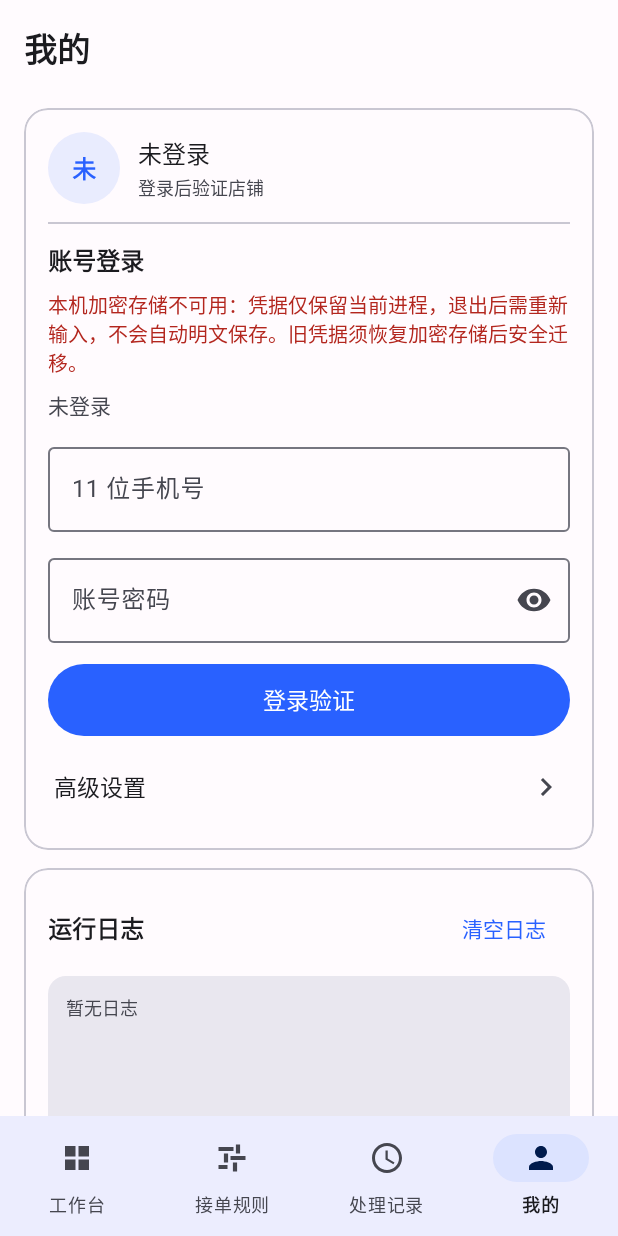
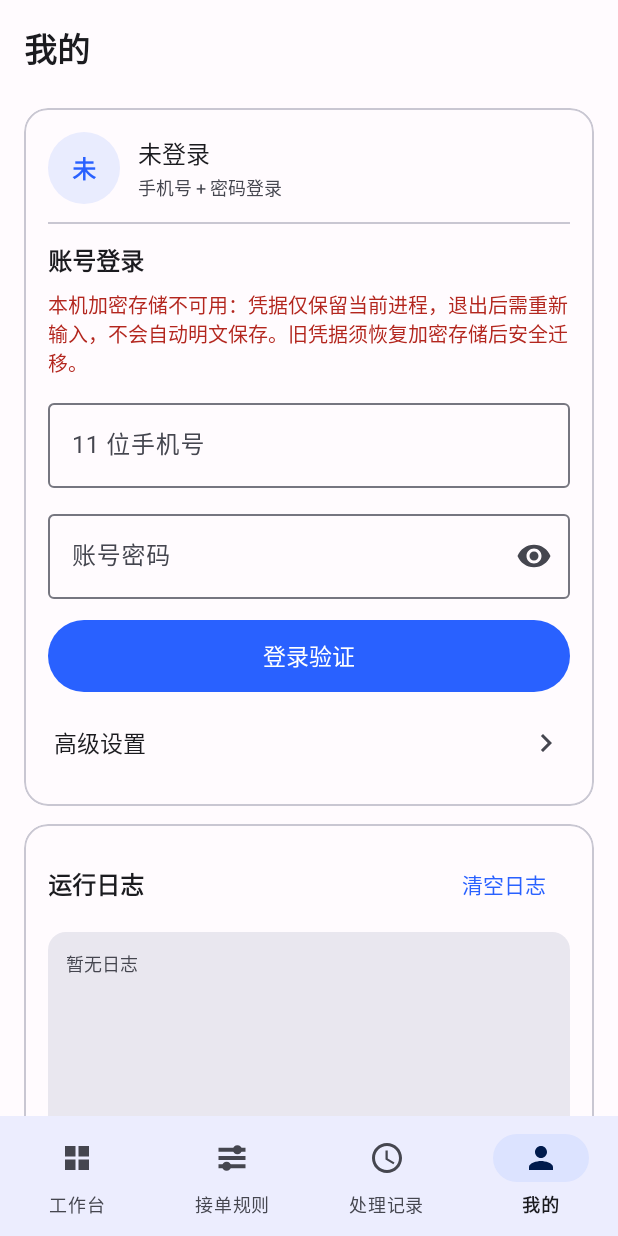
Before and after one commit to doimty/dpgrabber-standalone, an Android app: the screen it shows after launch (MainActivity), item 4 of the bottom bar chosen, on a phone screen of 412 x 824 dp. Run offline under Robolectric (Android 15) with nearby library versions, the phone set to English and light mode, and no system bars.

Commit message:
android: hide duplicate login status, solidify nav icon, harden two UI tests; ci(ios): ad-hoc sign simulator app and fall back device types

```diff
--- a/android/app/src/main/java/com/doimty/dpgrabber/ui/MainActivity.kt
+++ b/android/app/src/main/java/com/doimty/dpgrabber/ui/MainActivity.kt
@@ -68,6 +68,7 @@ class MainActivity : AppCompatActivity() {
         loadFieldsFromStore()
         refreshListenStatus()
         refreshAccountHeader()
+        updateLoginStatusVisibility()
 
         binding.loginButton.setOnClickListener { verifyLogin() }
         binding.onlineButton.setOnClickListener { networkAction { it.updateStatus(1, false) } }
@@ -244,6 +245,7 @@ class MainActivity : AppCompatActivity() {
         }
         if (networkBusy) return
         binding.loginStatus.text = getString(R.string.login_checking)
+        updateLoginStatusVisibility()
         setNetworkBusy(true)
         val generation = accountGeneration
         var requestRevision = SessionRepository.revision
@@ -268,9 +270,9 @@ class MainActivity : AppCompatActivity() {
                 runOnUiThread {
                     binding.loginButton.isEnabled = true
                     if (generation != accountGeneration || loginRevision != SessionRepository.revision || client.isCancelled) return@runOnUiThread
-                    binding.loginStatus.text = getString(R.string.login_success) +
-                        "（sid=${session.sid}" +
-                        (if (name.isNotEmpty()) "，店员信息已确认" else "") + "）"
+                    // 成功结果不再向用户暴露 sid 等内部标识；"已验证"由头像头状态承载。
+                    binding.loginStatus.text = getString(R.string.login_success)
+                    updateLoginStatusVisibility()
                     refreshHistory()
                     refreshAccountHeader()
                     if (!persisted) Toast.makeText(this, "登录成功；凭据仅当前进程可用，未持久保存", Toast.LENGTH_LONG).show()
@@ -282,6 +284,7 @@ class MainActivity : AppCompatActivity() {
                     if (generation != accountGeneration || requestRevision != SessionRepository.revision) return@runOnUiThread
                     binding.loginStatus.text =
                         getString(R.string.login_failed) + "：登录或会话校验失败"
+                    updateLoginStatusVisibility()
                 }
             } catch (e: Exception) {
                 // Unexpected failure (e.g. malformed JSON): never leave
@@ -291,6 +294,7 @@ class MainActivity : AppCompatActivity() {
                     if (generation != accountGeneration || requestRevision != SessionRepository.revision) return@runOnUiThread
                     binding.loginStatus.text =
                         getString(R.string.login_failed) + "：请求未完成"
+                    updateLoginStatusVisibility()
                 }
             } finally {
                 runOnUiThread { setNetworkBusy(false); refreshAccountInfo() }
@@ -346,9 +350,9 @@ class MainActivity : AppCompatActivity() {
     private fun refreshAccountHeader() {
         val phone = store.loadPhone()
         if (phone.isEmpty()) {
-            setAccountHeader("未", "未登录", "登录后验证店铺")
-            return
-        }
+            // 未登录时头像头承载账号状态，副标题不再重复“未登录”。
+            setAccountHeader("未", "未登录", "手机号 + 密码登录")
+        } else {
             val maskedPhone = if (phone.length >= 7) {
                 phone.take(3) + "****" + phone.takeLast(4)
             } else {
@@ -356,6 +360,18 @@ class MainActivity : AppCompatActivity() {
             }
             val status = if (ListenService.isRunning) "监听中" else "已登录"
             setAccountHeader(phone.takeLast(2), maskedPhone, status)
+        }
+        updateLoginStatusVisibility()
+    }
+
+    /**
+     * “登录状态”行的显隐：未登录文案由头像头表达，这里不再重复；
+     * 只有“正在登录…/登录成功/登录失败…”这类过程与结果反馈才显示。
+     */
+    private fun updateLoginStatusVisibility() {
+        val text = binding.loginStatus.text?.toString().orEmpty()
+        val redundant = text.isBlank() || text == getString(R.string.login_not_logged_in)
+        binding.loginStatus.visibility = if (redundant) View.GONE else View.VISIBLE
     }
 
     /** Assigns only on change so repeated refreshes never flicker. */
--- a/android/app/src/main/res/drawable/ic_tab_rules.xml
+++ b/android/app/src/main/res/drawable/ic_tab_rules.xml
@@ -3,7 +3,14 @@
     android:height="24dp"
     android:viewportWidth="24"
     android:viewportHeight="24">
+    <!-- 三条实心轨道（2.6 粗）+ 两个实心圆滑块（r=3），视觉重量与其余三个底栏图标一致。 -->
     <path
         android:fillColor="#FF000000"
-        android:pathData="M3,4.6h10v2.8H3zM14.6,3h2.8v6h-2.8zM6.6,9h2.8v6h-2.8zM11,10.6h10v2.8H11zM12.6,15h2.8v6h-2.8zM3,16.6h6v2.8H3z" />
+        android:pathData="M3,5.2h18v2.6H3zM3,10.7h18v2.6H3zM3,16.2h18v2.6H3z" />
+    <path
+        android:fillColor="#FF000000"
+        android:pathData="M12.6,6.5C12.6,4.843 13.943,3.5 15.6,3.5C17.257,3.5 18.6,4.843 18.6,6.5C18.6,8.157 17.257,9.5 15.6,9.5C13.943,9.5 12.6,8.157 12.6,6.5z" />
+    <path
+        android:fillColor="#FF000000"
+        android:pathData="M5.4,17.5C5.4,15.843 6.743,14.5 8.4,14.5C10.057,14.5 11.4,15.843 11.4,17.5C11.4,19.157 10.057,20.5 8.4,20.5C6.743,20.5 5.4,19.157 5.4,17.5z" />
 </vector>
--- a/android/app/src/main/res/layout/activity_main.xml
+++ b/android/app/src/main/res/layout/activity_main.xml
@@ -700,7 +700,7 @@
                                         android:layout_width="wrap_content"
                                         android:layout_height="wrap_content"
                                         android:layout_marginTop="2dp"
-                                        android:text="登录后验证店铺"
+                                        android:text="手机号 + 密码登录"
                                         android:textColor="?attr/colorOnSurfaceVariant"
                                         android:textSize="12sp" />
                                 </LinearLayout>
@@ -722,6 +722,7 @@
                                 android:textSize="13sp"
                                 android:visibility="gone" />
 
+                            <!-- 未登录时由头像头展示账号状态，这里不重复；仅在登录过程/结果时显示。 -->
                             <TextView
                                 android:id="@+id/loginStatus"
                                 android:layout_width="match_parent"
@@ -729,7 +730,8 @@
                                 android:layout_marginTop="8dp"
                                 android:text="@string/login_not_logged_in"
                                 android:textColor="?attr/colorOnSurfaceVariant"
-                                android:textSize="14sp" />
+                                android:textSize="14sp"
+                                android:visibility="gone" />
 
                             <com.google.android.material.textfield.TextInputLayout
                                 android:id="@+id/phoneInputLayout"
```
Also changed, not shown: 3 other files. Lines whose indentation alone changed are shown as unchanged.
